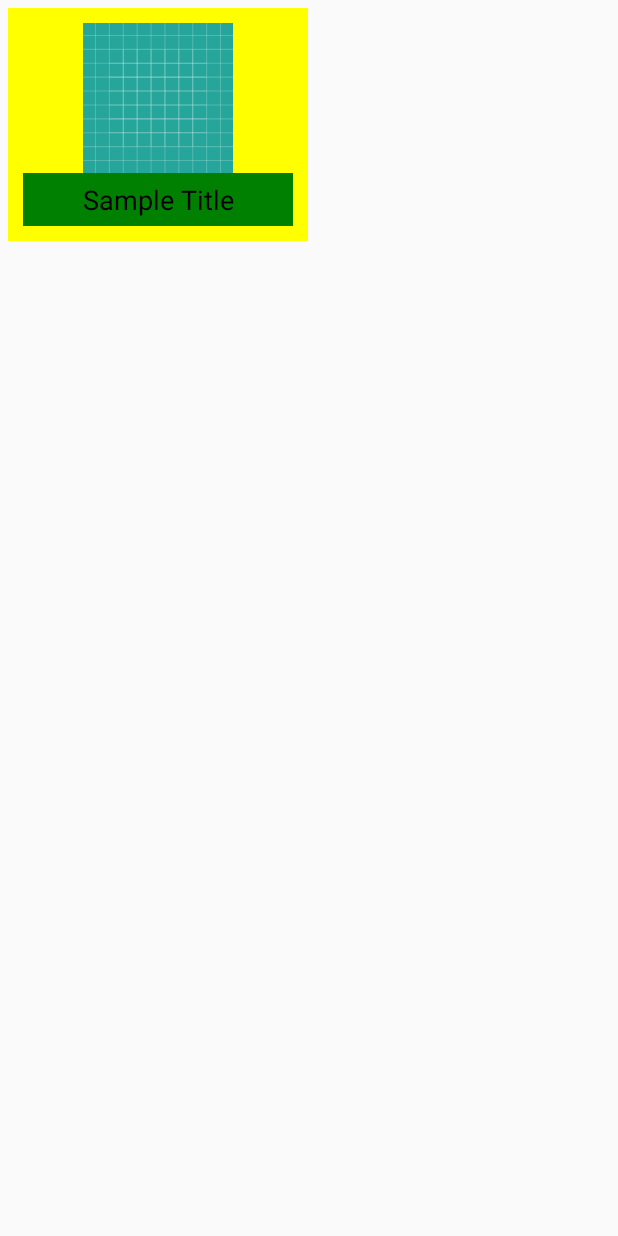
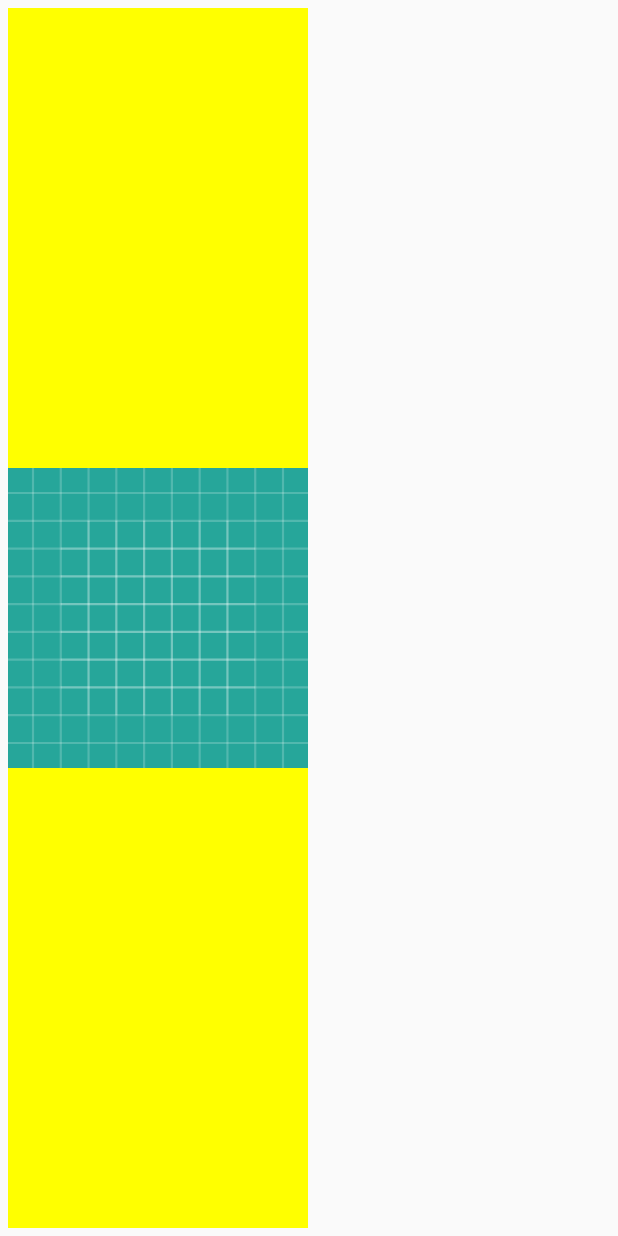
Before and after one commit to shrawan2015/Amazon-Prime-Video, an Android app: the layout movie_cell.xml on its own in the app's theme, with its tools: preview values and no code run, on a phone screen of 412 x 824 dp. Run offline under Robolectric (Android 15) with nearby library versions, the phone set to English and light mode, and no system bars.

```diff
--- a/PrimeVideo/app/build.gradle
+++ b/PrimeVideo/app/build.gradle
@@ -24,16 +24,14 @@ android {
 }
 
 dependencies {
-    implementation fileTree(dir: 'libs', include: ['*.jar'])
+    implementation fileTree(include: ['*.jar'], dir: 'libs')
     implementation "org.jetbrains.kotlin:kotlin-stdlib-jdk7:$kotlin_version"
     implementation 'com.android.support:appcompat-v7:28.0.0-rc02'
     implementation 'com.android.support:design:27.1.1'
-
     implementation 'com.android.support.constraint:constraint-layout:1.1.2'
     implementation 'com.android.support:support-v4:28.0.0-rc02'
     testImplementation 'junit:junit:4.12'
     androidTestImplementation 'com.android.support.test:runner:1.0.2'
     androidTestImplementation 'com.android.support.test.espresso:espresso-core:3.0.2'
-
-
+    implementation 'com.squareup.picasso:picasso:2.71828'
 }
--- a/PrimeVideo/app/src/main/AndroidManifest.xml
+++ b/PrimeVideo/app/src/main/AndroidManifest.xml
@@ -1,6 +1,7 @@
 <?xml version="1.0" encoding="utf-8"?>
 <manifest xmlns:android="http://schemas.android.com/apk/res/android"
     package="primevideocom.shrawans.primevideo">
+    <uses-permission android:name="android.permission.INTERNET" />
 
     <application
         android:allowBackup="true"
--- a/PrimeVideo/app/src/main/java/primevideocom/shrawans/primevideo/MainFrgment.kt
+++ b/PrimeVideo/app/src/main/java/primevideocom/shrawans/primevideo/MainFrgment.kt
@@ -74,7 +74,6 @@ class MainFrgment() : Fragment() {
 
 
     companion object {
-
         fun newInstance(indexValue: Int) = MainFrgment().apply {
             arguments = Bundle().apply {
                 putInt("REPLACE", indexValue)
--- /dev/null
+++ b/PrimeVideo/app/src/main/java/primevideocom/shrawans/primevideo/Picasso.kt
@@ -0,0 +1,4 @@
+package primevideocom.shrawans.primevideo
+
+import android.content.Context
+import com.squareup.picasso.Picasso
--- a/PrimeVideo/app/src/main/java/primevideocom/shrawans/primevideo/RecyclerViewAdapter.kt
+++ b/PrimeVideo/app/src/main/java/primevideocom/shrawans/primevideo/RecyclerViewAdapter.kt
@@ -13,10 +13,7 @@ import java.util.ArrayList
 class RecyclerViewAdapter(val movieList: ArrayList<SectionModel>, val mainContext: Context): RecyclerView.Adapter<RecyclerViewAdapter.SingleSectionView>() {
 
     override fun onCreateViewHolder(parent: ViewGroup, viewType: Int): SingleSectionView {
-        println("qqqqqqqqqq")
-
         val inflatedView =  LayoutInflater.from(mainContext).inflate(R.layout.single_section,parent, false)
-
         return  SingleSectionView(inflatedView)
     }
 
@@ -24,7 +21,6 @@ class RecyclerViewAdapter(val movieList: ArrayList<SectionModel>, val mainContex
 
 
     override fun onBindViewHolder(holder: SingleSectionView, position: Int) {
-        println("qqqqqqqqqq")
         holder.bindItems(movieList[position] ,mainContext )
     }
 
--- a/PrimeVideo/app/src/main/res/layout/movie_cell.xml
+++ b/PrimeVideo/app/src/main/res/layout/movie_cell.xml
@@ -1,30 +1,38 @@
 <?xml version="1.0" encoding="utf-8"?>
-    <LinearLayout xmlns:android="http://schemas.android.com/apk/res/android"
+    <RelativeLayout  xmlns:android="http://schemas.android.com/apk/res/android"
         android:layout_width="200dp"
         android:layout_height="wrap_content"
         android:background="#FFFF00"
         android:orientation="vertical"
-    android:layout_margin="5dp"
-        android:padding="10dp">
+         android:layout_margin="5dp" >
 
         <ImageView
             android:id="@+id/itemImage"
-            android:layout_width="100dp"
-            android:layout_height="100dp"
+
+            android:layout_alignParentStart="true"
+            android:layout_alignParentEnd="true"
+            android:layout_alignParentBottom="true"
+            android:layout_alignParentTop="true"
+
+            android:layout_width="200dp"
+            android:layout_height="147dp"
             android:layout_gravity="center_horizontal"
+            android:scaleType="fitCenter"
             android:src="@drawable/ic_launcher_background"
-            android:scaleType="fitCenter" />
+            android:contentDescription="TODO" />
 
-        <TextView
-            android:id="@+id/tvTitle"
-            android:layout_width="match_parent"
-            android:layout_height="wrap_content"
-            android:gravity="center"
-            android:padding="5dp"
-            android:background="#008000"
-            android:text="Sample Title"
-            android:textColor="@android:color/black"
-            android:textSize="18sp" />
+    <!--<TextView-->
+        <!--android:id="@+id/tvTitle"-->
+        <!--android:layout_width="match_parent"-->
+        <!--android:layout_height="wrap_content"-->
+        <!--android:background="#008000"-->
+        <!--android:gravity="center"-->
+        <!--android:layout_alignParentStart="true"-->
+        <!--android:layout_alignParentEnd="true"-->
+        <!--android:layout_alignBottom="@id/itemImage"-->
+
+        <!--android:textColor="@android:color/black"-->
+        <!--android:textSize="18sp" />-->
 
 
-</LinearLayout>
+</RelativeLayout>
```
Also changed, not shown: PrimeVideo/app/src/main/java/primevideocom/shrawans/primevideo/HomeFragment.kt (+9 -4 lines), PrimeVideo/app/src/main/java/primevideocom/shrawans/primevideo/MovieModel.kt (+12 -2 lines), PrimeVideo/app/src/main/java/primevideocom/shrawans/primevideo/SectionAdapter.kt (+14 -2 lines).
